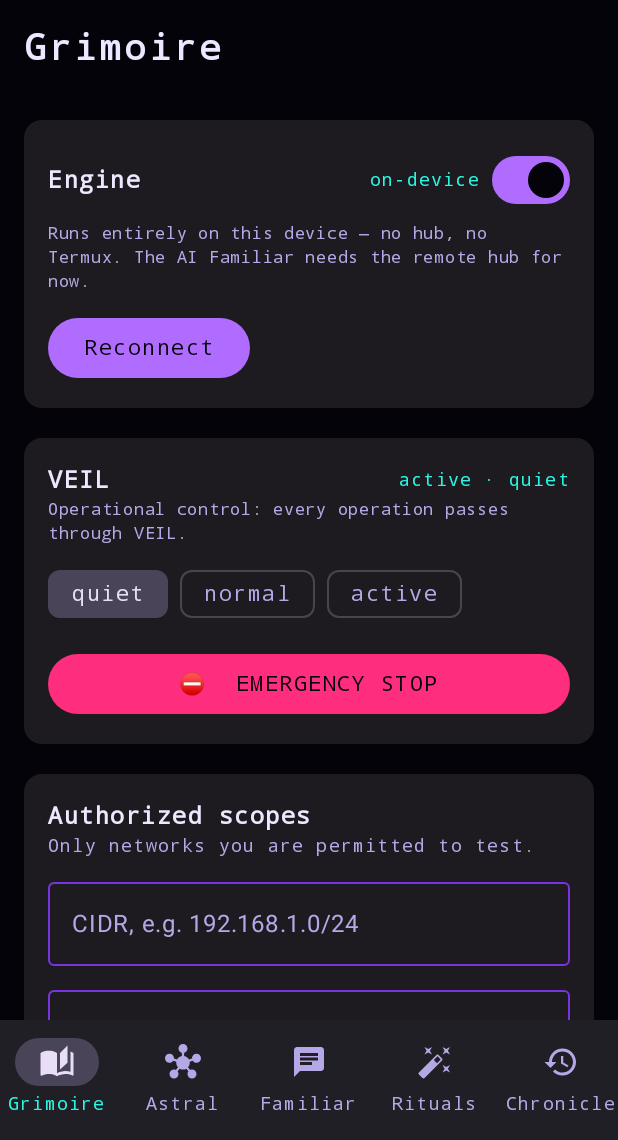
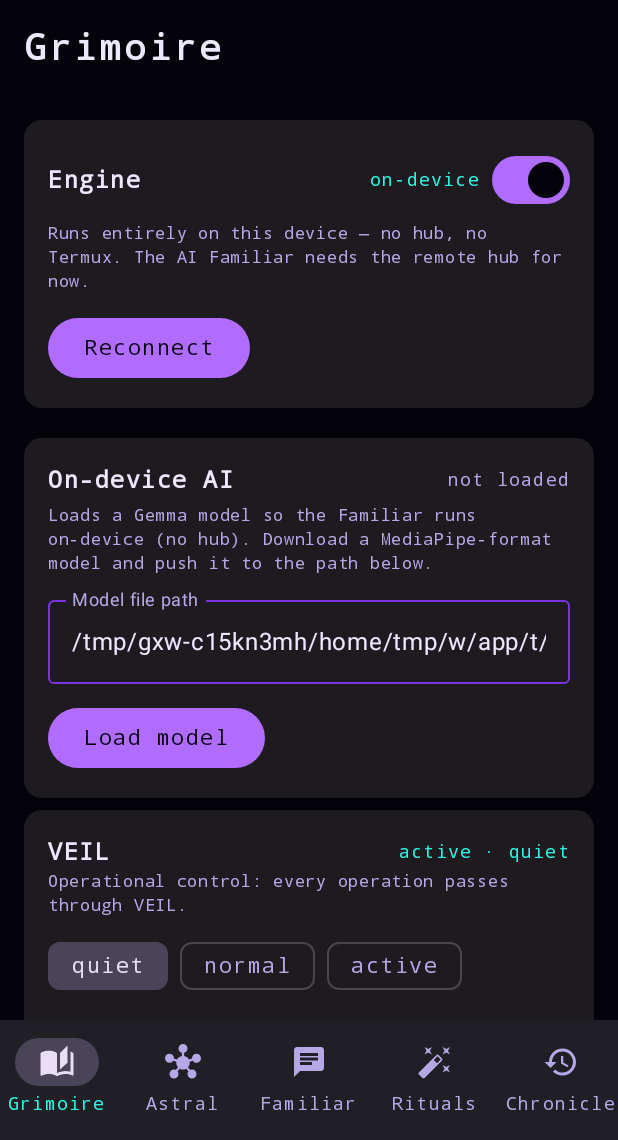
Before and after one commit to antoniosousapedro99-png/Spellbook, an Android app built with Jetpack Compose: the screen it shows after launch (MainActivity), after a tap on "Power on", on a phone screen of 412 x 824 dp, the part 96-1236 px from its top. Run offline under Robolectric (Android 15) with nearby library versions, the phone set to English and light mode, and no system bars; pictures from the network do not load.

Commit message:
Phase 3: on-device AI Familiar via MediaPipe (removes Ollama when loaded)
- LlmEngine interface + MediaPipeLlm (loads a Gemma-style model file by path via
  MediaPipe tasks-genai 0.10.14) + LocalFamiliar, a Kotlin agentic chat loop
  (JSON decisions, tools summon_scryer/list_devices/list_findings, lenient JSON
  extraction, bounded). Tool calls still run through the native engine
  (authorization + VEIL).
- LocalBackend.chat() routes to LocalFamiliar; supportsChat flips true once a
  model is attached. AppViewModel is now an AndroidViewModel and loads the model
  off-thread; Grimoire has an On-device AI card (path + Load + status/errors).
- Docs: ONDEVICE.md explains fetching a Gemma model and adb-pushing it to the
  app's files dir; honest caveats about RAM and format compatibility.

Tests: 14 JVM unit tests pass (10 engine + 4 Familiar-with-stub-LLM). Actual
model inference is untested here (device-only). dist/cyberdeck.apk refreshed.

Co-Authored-By: Claude Opus 4.8 <noreply@anthropic.com>
Claude-Session: https://claude.ai/code/session_01PPwGzmkaYwfWF51QXQ9PrN

```diff
--- a/android-client/app/build.gradle.kts
+++ b/android-client/app/build.gradle.kts
@@ -66,6 +66,9 @@ dependencies {
     implementation("org.jetbrains.kotlinx:kotlinx-coroutines-core:1.8.1")
     implementation("org.jetbrains.kotlinx:kotlinx-coroutines-android:1.8.1")
 
+    // On-device LLM (Phase 3) — MediaPipe LLM Inference (Gemma et al.).
+    implementation("com.google.mediapipe:tasks-genai:0.10.14")
+
     testImplementation("junit:junit:4.13.2")
     testImplementation("org.jetbrains.kotlinx:kotlinx-coroutines-test:1.8.1")
 }
--- a/android-client/app/src/main/java/com/cybernomicon/grimoire/ui/AppViewModel.kt
+++ b/android-client/app/src/main/java/com/cybernomicon/grimoire/ui/AppViewModel.kt
@@ -1,15 +1,19 @@
 package com.cybernomicon.grimoire.ui
 
-import androidx.lifecycle.ViewModel
+import android.app.Application
+import androidx.lifecycle.AndroidViewModel
 import androidx.lifecycle.viewModelScope
 import com.cybernomicon.grimoire.BuildConfig
 import com.cybernomicon.grimoire.data.*
 import com.cybernomicon.grimoire.engine.LocalBackend
+import com.cybernomicon.grimoire.engine.MediaPipeLlm
+import kotlinx.coroutines.Dispatchers
 import kotlinx.coroutines.flow.MutableStateFlow
 import kotlinx.coroutines.flow.StateFlow
 import kotlinx.coroutines.flow.asStateFlow
 import kotlinx.coroutines.flow.update
 import kotlinx.coroutines.launch
+import kotlinx.coroutines.withContext
 import kotlinx.serialization.json.JsonArray
 import kotlinx.serialization.json.JsonElement
 import kotlinx.serialization.json.JsonObject
@@ -35,6 +39,11 @@ data class UiState(
     val live: List<LiveEvent> = emptyList(),
     val liveConnected: Boolean = false,
     val supportsChat: Boolean = true,
+    // On-device model (Phase 3).
+    val modelPath: String = "",
+    val modelLoading: Boolean = false,
+    val modelLoaded: Boolean = false,
+    val modelError: String? = null,
     val lastReport: DaemonReport? = null,
     // Familiar conversation.
     val chat: List<ChatTurn> = emptyList(),
@@ -46,9 +55,10 @@ data class UiState(
 data class ChatTurn(val role: String, val text: String,
                     val trace: List<String> = emptyList())
 
-class AppViewModel : ViewModel() {
+class AppViewModel(app: Application) : AndroidViewModel(app) {
 
-    private val _state = MutableStateFlow(UiState())
+    private val _state = MutableStateFlow(UiState(
+        modelPath = (app.getExternalFilesDir(null)?.absolutePath ?: "") + "/model.bin"))
     val state: StateFlow<UiState> = _state.asStateFlow()
 
     private var backend: Backend? = null
@@ -57,17 +67,48 @@ class AppViewModel : ViewModel() {
 
     fun setHubUrl(url: String) = _state.update { it.copy(hubUrl = url) }
     fun setToken(t: String) = _state.update { it.copy(token = t) }
+    fun setModelPath(p: String) = _state.update { it.copy(modelPath = p) }
     fun setLocalMode(on: Boolean) =
         _state.update { it.copy(localMode = on, connected = false) }
+
+    private fun ensureLocalBackend(): LocalBackend =
+        localBackend ?: LocalBackend().also { localBackend = it }
+
+    /** Load an on-device LLM from a file path, enabling the native Familiar. */
+    fun loadOnDeviceModel() {
+        val path = _state.value.modelPath.trim()
+        if (path.isEmpty()) return
+        viewModelScope.launch {
+            _state.update { it.copy(modelLoading = true, modelError = null) }
+            try {
+                val llm = withContext(Dispatchers.IO) {
+                    MediaPipeLlm.load(getApplication(), path)
+                }
+                ensureLocalBackend().attachLlm(llm)
+                val name = path.substringAfterLast('/')
+                _state.update {
+                    it.copy(modelLoading = false, modelLoaded = true,
+                        supportsChat = backend?.supportsChat ?: true,
+                        planner = PlannerStatus(planner = "on-device", model = name,
+                            available = true))
+                }
+            } catch (e: Throwable) {
+                _state.update {
+                    it.copy(modelLoading = false, modelLoaded = false,
+                        modelError = e.message ?: e.javaClass.simpleName)
+                }
+            }
+        }
+    }
 
     /** Connect to the chosen backend (on-device engine or remote hub). */
     fun connect() = run {
         val s = _state.value
         feed?.close(); feed = null
         if (s.localMode) {
-            val lb = localBackend ?: LocalBackend().also { localBackend = it }
+            val lb = ensureLocalBackend()
             backend = lb
-            _state.update { it.copy(liveConnected = false, supportsChat = false) }
+            _state.update { it.copy(liveConnected = false, supportsChat = lb.supportsChat) }
         } else {
             backend = RemoteBackend(HubClient.create(s.hubUrl, s.token))
             startLiveFeed(s.hubUrl, s.token)
--- a/android-client/app/src/main/java/com/cybernomicon/grimoire/ui/screens/Screens.kt
+++ b/android-client/app/src/main/java/com/cybernomicon/grimoire/ui/screens/Screens.kt
@@ -123,6 +123,8 @@ fun GrimoireScreen(vm: AppViewModel, state: UiState) {
             }
         }
         ErrorBanner(state)
+
+        if (state.localMode) OnDeviceModelCard(vm, state)
 
         VeilControlCard(vm, state)
 
@@ -703,3 +705,49 @@ private fun buildParams(
     }
     return out
 }
+
+// ---- On-device AI model loader (Phase 3) ----------------------------------
+
+@Composable
+private fun OnDeviceModelCard(vm: AppViewModel, state: UiState) {
+    ElevatedCard(Modifier.fillMaxWidth().padding(horizontal = 16.dp, vertical = 4.dp)) {
+        Column(Modifier.padding(16.dp)) {
+            Row(verticalAlignment = Alignment.CenterVertically) {
+                Text("On-device AI", style = MaterialTheme.typography.titleMedium)
+                Spacer(Modifier.weight(1f))
+                Text(
+                    when {
+                        state.modelLoaded -> "🜂 loaded"
+                        state.modelLoading -> "loading…"
+                        else -> "not loaded"
+                    },
+                    style = MaterialTheme.typography.labelMedium,
+                    color = if (state.modelLoaded) MaterialTheme.colorScheme.secondary
+                            else MaterialTheme.colorScheme.onSurfaceVariant)
+            }
+            Text("Loads a Gemma model so the Familiar runs on-device (no hub). " +
+                "Download a MediaPipe-format model and push it to the path below.",
+                style = MaterialTheme.typography.labelSmall,
+                color = MaterialTheme.colorScheme.onSurfaceVariant,
+                modifier = Modifier.padding(top = 4.dp))
+            OutlinedTextField(
+                value = state.modelPath, onValueChange = vm::setModelPath,
+                label = { Text("Model file path") }, singleLine = true,
+                modifier = Modifier.fillMaxWidth().padding(top = 8.dp))
+            state.modelError?.let {
+                Text("⚠ $it", color = MaterialTheme.colorScheme.error,
+                    style = MaterialTheme.typography.labelSmall,
+                    modifier = Modifier.padding(top = 4.dp))
+            }
+            Row(Modifier.padding(top = 12.dp),
+                horizontalArrangement = Arrangement.spacedBy(8.dp),
+                verticalAlignment = Alignment.CenterVertically) {
+                Button(onClick = vm::loadOnDeviceModel,
+                    enabled = !state.modelLoading && state.modelPath.isNotBlank()) {
+                    Text(if (state.modelLoaded) "Reload model" else "Load model")
+                }
+                if (state.modelLoading) CircularProgressIndicator(Modifier.size(22.dp))
+            }
+        }
+    }
+}
```
Also changed, not shown: android-client/app/src/main/java/com/cybernomicon/grimoire/engine/Llm.kt (added, +14 -0 lines), android-client/app/src/main/java/com/cybernomicon/grimoire/engine/LocalBackend.kt (+18 -6 lines), android-client/app/src/main/java/com/cybernomicon/grimoire/engine/LocalFamiliar.kt (added, +112 -0 lines), android-client/app/src/main/java/com/cybernomicon/grimoire/engine/MediaPipeLlm.kt (added, +42 -0 lines), 4 other files.
